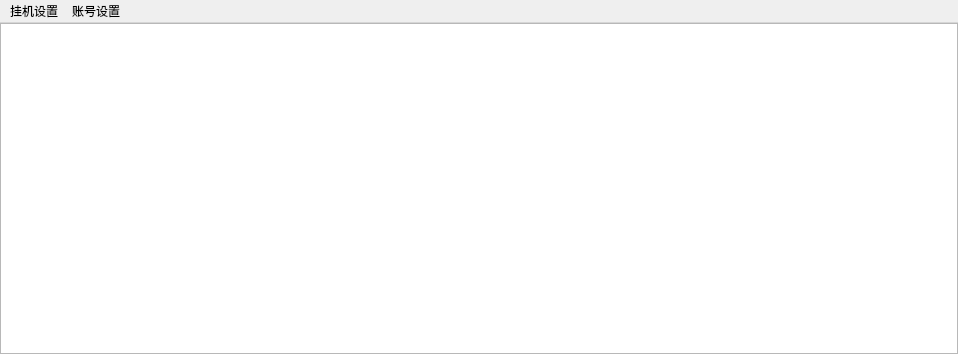
The window that QTServer/qtserver.ui (uldaman/D3D_CEGUI) describes before a commit, drawn with Qt 5.
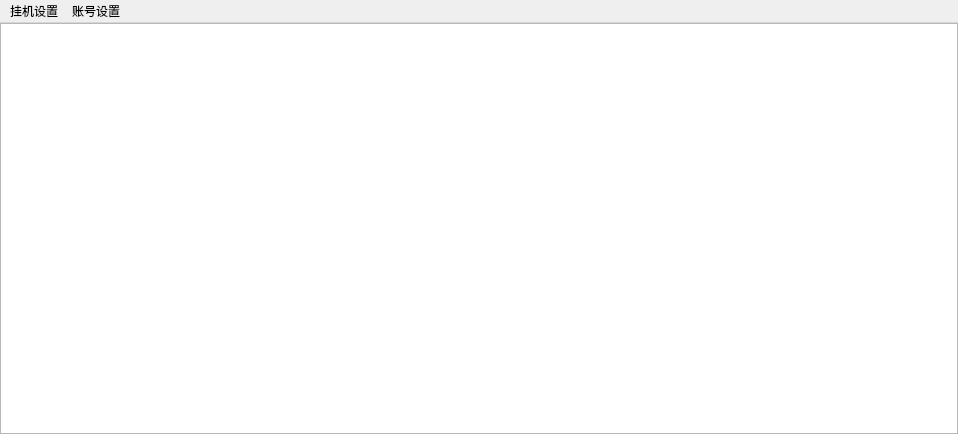
The same window after the commit. Custom widgets are drawn as their Qt base class.

Patch:
```diff
--- a/QTServer/qtserver.ui
+++ b/QTServer/qtserver.ui
@@ -7,7 +7,7 @@
     <x>0</x>
     <y>0</y>
     <width>958</width>
-    <height>354</height>
+    <height>434</height>
    </rect>
   </property>
   <property name="sizePolicy">
```
